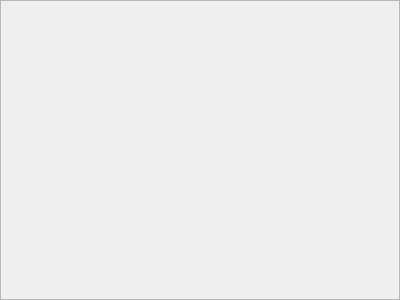
Old version of the form difficultyscrollarea.ui in the repository EdrowsLuo/QTCppGame.
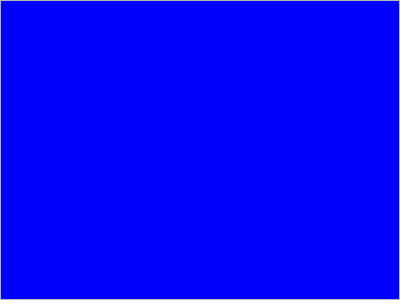
New version of the form.

The edit to the form file:
```diff
--- a/difficultyscrollarea.ui
+++ b/difficultyscrollarea.ui
@@ -13,6 +13,11 @@
   <property name="windowTitle">
    <string>ScrollArea</string>
   </property>
+  <property name="styleSheet">
+   <string notr="true">DifficultyScrollArea{
+ background-color:blue;
+}</string>
+  </property>
   <property name="widgetResizable">
    <bool>true</bool>
   </property>
@@ -27,7 +32,7 @@
    </property>
    <property name="styleSheet">
     <string notr="true">QWidget#scrollAreaWidgetContents{
- background-color:transparent;
+ background-color:blue;
 }
 </string>
    </property>
```
